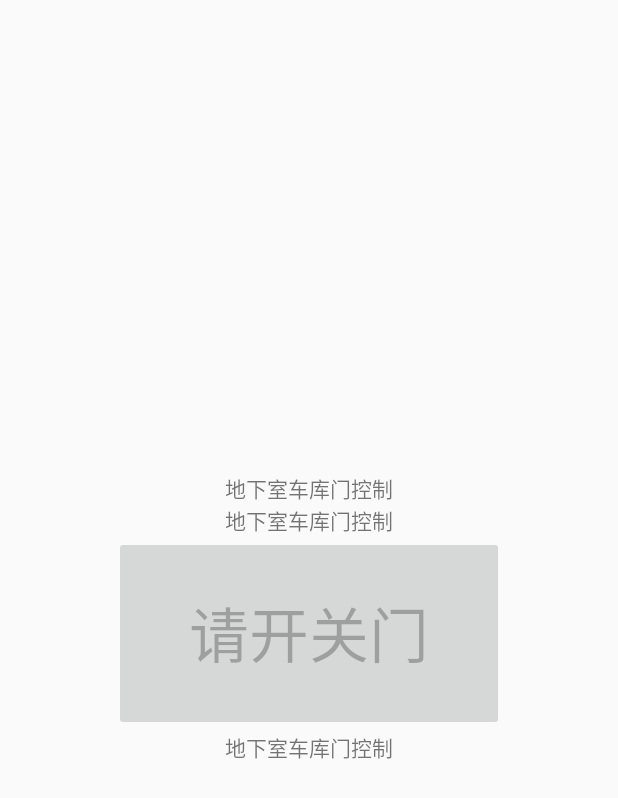
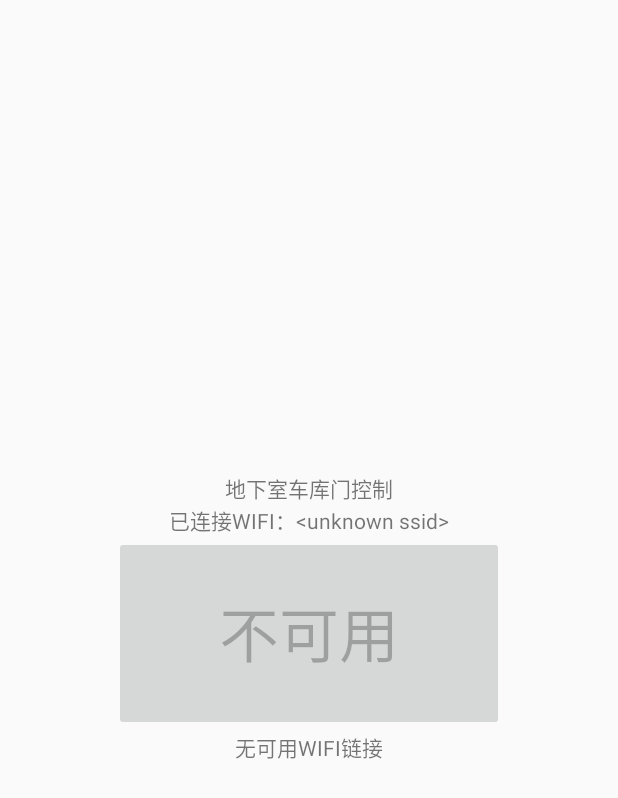
Before and after one commit to PeishengYE/DoorController, an Android app: the screen it shows after launch (MainActivity), on a phone screen of 412 x 824 dp. Shown: the top 798 px of the screen. Run offline under Robolectric (Android 15) with nearby library versions, the phone set to English and light mode, and no system bars.

Commit message:
added some chinese string

```diff
--- a/app/src/main/res/values/strings.xml
+++ b/app/src/main/res/values/strings.xml
@@ -13,4 +13,10 @@
     <string name="result_cmd_network_unreachable">没有网络服务</string>
     <string name="result_cmd_hostname_not_found">控制器域名无法解析</string>
     <string name="result_cmd_unknown">未知错误</string>
+    <string name="on_connecting_controller">控制器连接中...</string>
+    <string name="success_on_connecting_controller">成功连接控制器</string>
+    <string name="button_not_available">不可用</string>
+    <string name="current_wifi_ssid">已连接WIFI： </string>
+    <string name="no_wifi_connected">无可用WIFI链接</string>
+    <string name="waiting_wifi_connected">无可用WIFI链接</string>
 </resources>
```
